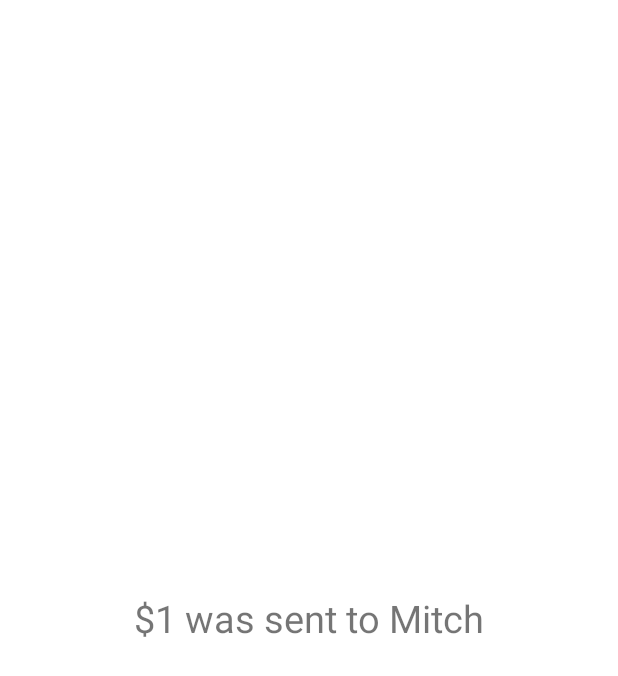
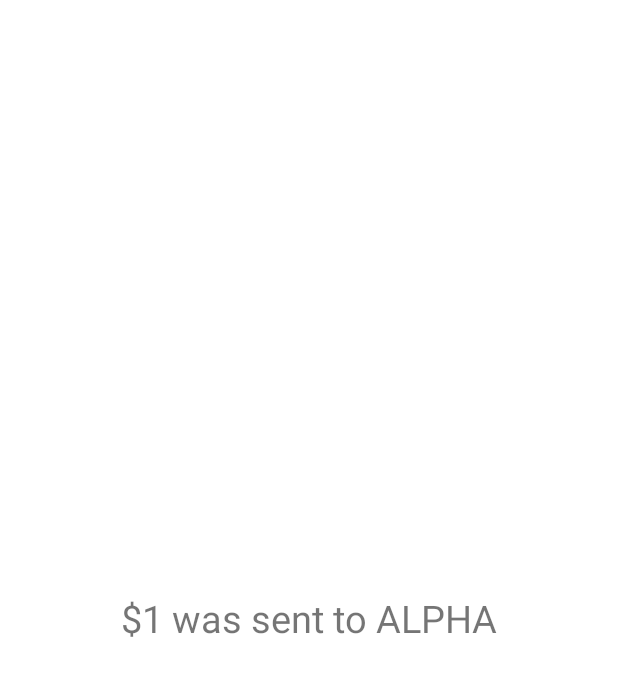
Before and after one commit to ALPHA-GPTK/BookStore, an Android app: the layout fragment_cart.xml on its own in the app's theme, with its tools: preview values and no code run, on a phone screen of 412 x 824 dp. Shown: the top 676 px of the screen. Run offline under Robolectric (Android 15) with nearby library versions, the phone set to English and light mode, and no system bars.

Commit message:
Added string resources.

```diff
--- a/app/src/main/res/layout/fragment_cart.xml
+++ b/app/src/main/res/layout/fragment_cart.xml
@@ -8,7 +8,6 @@
         tools:context=".CartFragment">
 
 
-
     <TextView
             android:layout_width="wrap_content"
             android:layout_height="wrap_content"
@@ -16,10 +15,9 @@
             app:layout_constraintBottom_toBottomOf="parent"
             app:layout_constraintRight_toRightOf="parent"
             app:layout_constraintLeft_toLeftOf="parent"
-            android:text="$1 was sent to Mitch"
+            android:text="@string/sent_money_msg"
             android:textSize="25sp"
-            android:id="@+id/confirmation_message"
-    />
+            android:id="@+id/confirmation_message" />
 
 
 </androidx.constraintlayout.widget.ConstraintLayout>
```
Also changed, not shown: app/src/main/res/values/strings.xml (+8 -0 lines).
